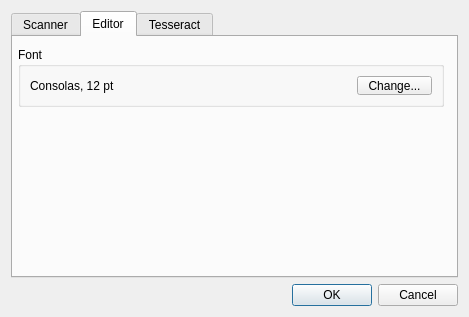
Above: ui/ui_settings.ui from zdenop/lector before the change. Below: the same form after it.
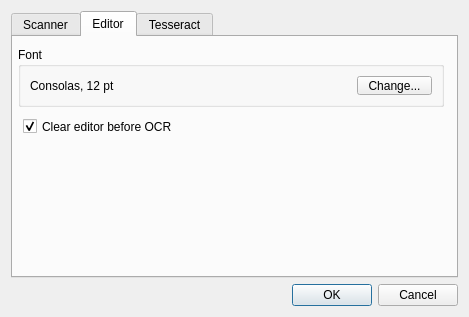
That is the form after the change. The open tabs and pages were chosen to show the change.

Commit message: Clear textEditor depends on settings

The edit to the form file:
```diff
--- a/ui/ui_settings.ui
+++ b/ui/ui_settings.ui
@@ -185,6 +185,22 @@
           </item>
          </layout>
         </widget>
+        <widget class="QCheckBox" name="checkBoxClear">
+         <property name="geometry">
+          <rect>
+           <x>10</x>
+           <y>80</y>
+           <width>171</width>
+           <height>19</height>
+          </rect>
+         </property>
+         <property name="text">
+          <string>Clear editor before OCR</string>
+         </property>
+         <property name="checked">
+          <bool>true</bool>
+         </property>
+        </widget>
        </widget>
        <widget class="QWidget" name="tesseract">
         <attribute name="title">
```
Left out of the diff: 2 changed lines with no effect on the pictures. The commit also changes 3 other files.
